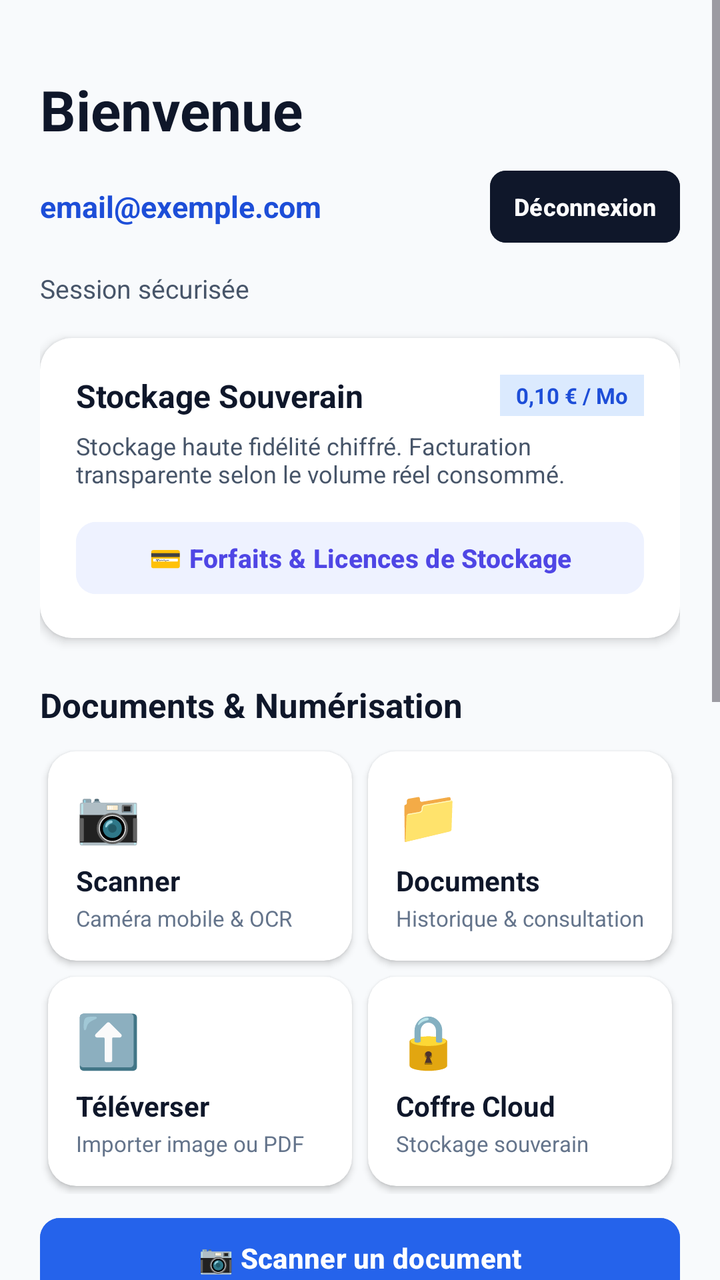
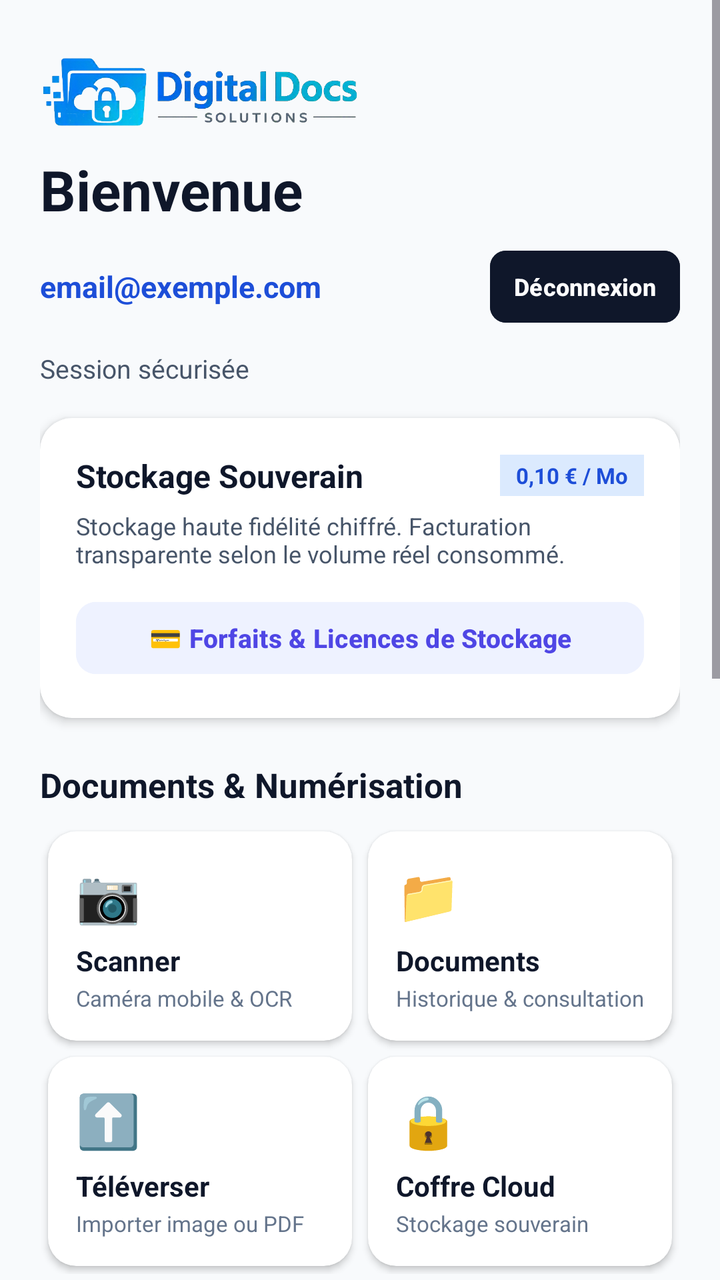

Before-and-after screenshots of an Android layout around one commit, followed by the original layout XML and the change that was made.
<!-- AndroidManifest.xml: application theme Theme.ResilinerDDS -->
<!-- res/layout/activity_dashboard.xml -->
<?xml version="1.0" encoding="utf-8"?>
<ScrollView xmlns:android="http://schemas.android.com/apk/res/android"
    xmlns:app="http://schemas.android.com/apk/res-auto"
    android:layout_width="match_parent"
    android:layout_height="match_parent"
    android:background="@color/soft_gray"
    android:clipToPadding="false"
    android:fillViewport="true">

    <LinearLayout
        android:layout_width="match_parent"
        android:layout_height="wrap_content"
        android:orientation="vertical"
        android:padding="20dp"
        android:paddingBottom="40dp">

        
        
        
        <TextView
            android:id="@+id/welcomeTitle"
            android:layout_width="match_parent"
            android:layout_height="wrap_content"
            android:layout_marginTop="16dp"
            android:text="Bienvenue"
            android:textColor="@color/slate_900"
            android:textSize="28sp"
            android:textStyle="bold" />

        <LinearLayout
            android:layout_width="match_parent"
            android:layout_height="wrap_content"
            android:layout_marginTop="8dp"
            android:gravity="center_vertical"
            android:orientation="horizontal">

            <TextView
                android:id="@+id/userEmailText"
                android:layout_width="0dp"
                android:layout_height="wrap_content"
                android:layout_weight="1"
                android:ellipsize="end"
                android:maxLines="1"
                android:text="email@exemple.com"
                android:textColor="@color/primary_blue_dark"
                android:textSize="15sp"
                android:textStyle="bold" />

            <Button
                android:id="@+id/logoutButton"
                android:layout_width="wrap_content"
                android:layout_height="44dp"
                android:layout_marginStart="8dp"
                android:backgroundTint="@color/slate_900"
                android:minWidth="0dp"
                android:paddingHorizontal="12dp"
                android:text="Déconnexion"
                android:textAllCaps="false"
                android:textColor="@color/white"
                android:textSize="12sp"
                android:textStyle="bold"
                app:cornerRadius="8dp" />
        </LinearLayout>

        <TextView
            android:id="@+id/tokenLabel"
            android:layout_width="match_parent"
            android:layout_height="wrap_content"
            android:layout_marginTop="10dp"
            android:text="Session sécurisée"
            android:textColor="@color/slate_600"
            android:textSize="13sp" />

        
        
        
        <androidx.cardview.widget.CardView
            android:layout_width="match_parent"
            android:layout_height="wrap_content"
            android:layout_marginTop="16dp"
            app:cardBackgroundColor="@color/white"
            app:cardCornerRadius="16dp"
            app:cardElevation="3dp">

            <LinearLayout
                android:layout_width="match_parent"
                android:layout_height="wrap_content"
                android:orientation="vertical"
                android:padding="18dp">

                <LinearLayout
                    android:layout_width="match_parent"
                    android:layout_height="wrap_content"
                    android:gravity="center_vertical"
                    android:orientation="horizontal">

                    <TextView
                        android:layout_width="0dp"
                        android:layout_height="wrap_content"
                        android:layout_weight="1"
                        android:text="Stockage Souverain"
                        android:textColor="@color/slate_900"
                        android:textSize="16sp"
                        android:textStyle="bold" />

                    <TextView
                        android:layout_width="wrap_content"
                        android:layout_height="wrap_content"
                        android:background="@color/primary_blue_light"
                        android:paddingHorizontal="8dp"
                        android:paddingVertical="3dp"
                        android:text="0,10 € / Mo"
                        android:textColor="@color/primary_blue_dark"
                        android:textSize="11sp"
                        android:textStyle="bold" />
                </LinearLayout>

                <TextView
                    android:layout_width="match_parent"
                    android:layout_height="wrap_content"
                    android:layout_marginTop="6dp"
                    android:text="Stockage haute fidélité chiffré. Facturation transparente selon le volume réel consommé."
                    android:textColor="@color/slate_600"
                    android:textSize="12sp" />

                <Button
                    android:id="@+id/plansButton"
                    style="@style/Widget.Material3.Button.TonalButton"
                    android:layout_width="match_parent"
                    android:layout_height="44dp"
                    android:layout_marginTop="12dp"
                    android:backgroundTint="@color/indigo_50"
                    android:text="💳 Forfaits &amp; Licences de Stockage"
                    android:textAllCaps="false"
                    android:textColor="@color/indigo_600"
                    android:textSize="13sp"
                    android:textStyle="bold"
                    app:cornerRadius="10dp" />
            </LinearLayout>
        </androidx.cardview.widget.CardView>

        
        
        
        <TextView
            android:layout_width="match_parent"
            android:layout_height="wrap_content"
            android:layout_marginTop="22dp"
            android:layout_marginBottom="8dp"
            android:text="Documents &amp; Numérisation"
            android:textColor="@color/slate_900"
            android:textSize="17sp"
            android:textStyle="bold" />

        <GridLayout
            android:layout_width="match_parent"
            android:layout_height="wrap_content"
            android:columnCount="2"
            android:useDefaultMargins="true">

            
            <androidx.cardview.widget.CardView
                android:id="@+id/scanCard"
                android:layout_width="0dp"
                android:layout_height="wrap_content"
                android:layout_columnWeight="1"
                android:layout_margin="4dp"
                android:clickable="true"
                android:focusable="true"
                android:foreground="?android:attr/selectableItemBackground"
                app:cardBackgroundColor="@color/white"
                app:cardCornerRadius="14dp"
                app:cardElevation="2dp">

                <LinearLayout
                    android:layout_width="match_parent"
                    android:layout_height="wrap_content"
                    android:orientation="vertical"
                    android:padding="14dp">

                    <TextView
                        android:layout_width="wrap_content"
                        android:layout_height="wrap_content"
                        android:text="📷"
                        android:textSize="26sp" />

                    <TextView
                        android:layout_width="match_parent"
                        android:layout_height="wrap_content"
                        android:layout_marginTop="6dp"
                        android:text="Scanner"
                        android:textColor="@color/slate_900"
                        android:textSize="14sp"
                        android:textStyle="bold" />

                    <TextView
                        android:layout_width="match_parent"
                        android:layout_height="wrap_content"
                        android:layout_marginTop="2dp"
                        android:text="Caméra mobile &amp; OCR"
                        android:textColor="@color/slate_500"
                        android:textSize="11sp" />
                </LinearLayout>
            </androidx.cardview.widget.CardView>

            
            <androidx.cardview.widget.CardView
                android:id="@+id/documentsCard"
                android:layout_width="0dp"
                android:layout_height="wrap_content"
                android:layout_columnWeight="1"
                android:layout_margin="4dp"
                android:clickable="true"
                android:focusable="true"
                android:foreground="?android:attr/selectableItemBackground"
                app:cardBackgroundColor="@color/white"
                app:cardCornerRadius="14dp"
                app:cardElevation="2dp">

                <LinearLayout
                    android:layout_width="match_parent"
                    android:layout_height="wrap_content"
                    android:orientation="vertical"
                    android:padding="14dp">

                    <TextView
                        android:layout_width="wrap_content"
                        android:layout_height="wrap_content"
                        android:text="📁"
                        android:textSize="26sp" />

                    <TextView
                        android:layout_width="match_parent"
                        android:layout_height="wrap_content"
                        android:layout_marginTop="6dp"
                        android:text="Documents"
                        android:textColor="@color/slate_900"
                        android:textSize="14sp"
                        android:textStyle="bold" />

                    <TextView
                        android:layout_width="match_parent"
                        android:layout_height="wrap_content"
                        android:layout_marginTop="2dp"
                        android:text="Historique &amp; consultation"
                        android:textColor="@color/slate_500"
                        android:textSize="11sp" />
                </LinearLayout>
            </androidx.cardview.widget.CardView>

            
            <androidx.cardview.widget.CardView
                android:id="@+id/uploadCard"
                android:layout_width="0dp"
                android:layout_height="wrap_content"
                android:layout_columnWeight="1"
                android:layout_margin="4dp"
                android:clickable="true"
                android:focusable="true"
                android:foreground="?android:attr/selectableItemBackground"
                app:cardBackgroundColor="@color/white"
                app:cardCornerRadius="14dp"
                app:cardElevation="2dp">

                <LinearLayout
                    android:layout_width="match_parent"
                    android:layout_height="wrap_content"
                    android:orientation="vertical"
                    android:padding="14dp">

                    <TextView
                        android:layout_width="wrap_content"
                        android:layout_height="wrap_content"
                        android:text="⬆️"
                        android:textSize="26sp" />

                    <TextView
                        android:layout_width="match_parent"
                        android:layout_height="wrap_content"
                        android:layout_marginTop="6dp"
                        android:text="Téléverser"
                        android:textColor="@color/slate_900"
                        android:textSize="14sp"
                        android:textStyle="bold" />

                    <TextView
                        android:layout_width="match_parent"
                        android:layout_height="wrap_content"
                        android:layout_marginTop="2dp"
                        android:text="Importer image ou PDF"
                        android:textColor="@color/slate_500"
                        android:textSize="11sp" />
                </LinearLayout>
            </androidx.cardview.widget.CardView>

            
            <androidx.cardview.widget.CardView
                android:id="@+id/vaultCard"
                android:layout_width="0dp"
                android:layout_height="wrap_content"
                android:layout_columnWeight="1"
                android:layout_margin="4dp"
                android:clickable="true"
                android:focusable="true"
                android:foreground="?android:attr/selectableItemBackground"
                app:cardBackgroundColor="@color/white"
                app:cardCornerRadius="14dp"
                app:cardElevation="2dp">

                <LinearLayout
                    android:layout_width="match_parent"
                    android:layout_height="wrap_content"
                    android:orientation="vertical"
                    android:padding="14dp">

                    <TextView
                        android:layout_width="wrap_content"
                        android:layout_height="wrap_content"
                        android:text="🔒"
                        android:textSize="26sp" />

                    <TextView
                        android:layout_width="match_parent"
                        android:layout_height="wrap_content"
                        android:layout_marginTop="6dp"
                        android:text="Coffre Cloud"
                        android:textColor="@color/slate_900"
                        android:textSize="14sp"
                        android:textStyle="bold" />

                    <TextView
                        android:layout_width="match_parent"
                        android:layout_height="wrap_content"
                        android:layout_marginTop="2dp"
                        android:text="Stockage souverain"
                        android:textColor="@color/slate_500"
                        android:textSize="11sp" />
                </LinearLayout>
            </androidx.cardview.widget.CardView>
        </GridLayout>

        
        <LinearLayout
            android:layout_width="match_parent"
            android:layout_height="wrap_content"
            android:layout_marginTop="8dp"
            android:orientation="vertical">

            <Button
                android:id="@+id/scanButton"
                android:layout_width="match_parent"
                android:layout_height="48dp"
                android:layout_marginBottom="6dp"
                android:backgroundTint="@color/primary_blue"
                android:text="📷 Scanner un document"
                android:textAllCaps="false"
                android:textColor="@color/white"
                android:textStyle="bold"
                app:cornerRadius="10dp" />

            <Button
                android:id="@+id/documentsButton"
                style="@style/Widget.Material3.Button.OutlinedButton"
                android:layout_width="match_parent"
                android:layout_height="48dp"
                android:layout_marginBottom="6dp"
                android:text="📁 Consulter mes documents"
                android:textAllCaps="false"
                android:textColor="@color/primary_blue"
                android:textStyle="bold"
                app:cornerRadius="10dp" />

            <Button
                android:id="@+id/uploadButton"
                style="@style/Widget.Material3.Button.TonalButton"
                android:layout_width="match_parent"
                android:layout_height="48dp"
                android:backgroundTint="@color/slate_100"
                android:text="⬆️ Téléverser un fichier"
                android:textAllCaps="false"
                android:textColor="@color/slate_800"
                android:textStyle="bold"
                app:cornerRadius="10dp" />
        </LinearLayout>

        
        
        
        <TextView
            android:layout_width="match_parent"
            android:layout_height="wrap_content"
            android:layout_marginTop="22dp"
            android:layout_marginBottom="8dp"
            android:text="Services &amp; Commandes DDS"
            android:textColor="@color/slate_900"
            android:textSize="17sp"
            android:textStyle="bold" />

        <LinearLayout
            android:layout_width="match_parent"
            android:layout_height="wrap_content"
            android:orientation="vertical">

            
            <androidx.cardview.widget.CardView
                android:id="@+id/productsRow"
                android:layout_width="match_parent"
                android:layout_height="wrap_content"
                android:layout_marginBottom="8dp"
                android:clickable="true"
                android:focusable="true"
                android:foreground="?android:attr/selectableItemBackground"
                app:cardBackgroundColor="@color/white"
                app:cardCornerRadius="12dp"
                app:cardElevation="1dp">

                <LinearLayout
                    android:layout_width="match_parent"
                    android:layout_height="wrap_content"
                    android:gravity="center_vertical"
                    android:orientation="horizontal"
                    android:padding="14dp">

                    <TextView
                        android:layout_width="wrap_content"
                        android:layout_height="wrap_content"
                        android:text="📦"
                        android:textSize="22sp" />

                    <LinearLayout
                        android:layout_width="0dp"
                        android:layout_height="wrap_content"
                        android:layout_marginStart="12dp"
                        android:layout_weight="1"
                        android:orientation="vertical">

                        <TextView
                            android:layout_width="wrap_content"
                            android:layout_height="wrap_content"
                            android:text="Nos Produits"
                            android:textColor="@color/slate_900"
                            android:textSize="13sp"
                            android:textStyle="bold" />

                        <TextView
                            android:layout_width="wrap_content"
                            android:layout_height="wrap_content"
                            android:text="OCR, IA, Cloud &amp; État civil"
                            android:textColor="@color/slate_500"
                            android:textSize="11sp" />
                    </LinearLayout>

                    <TextView
                        android:layout_width="wrap_content"
                        android:layout_height="wrap_content"
                        android:text="→"
                        android:textColor="@color/slate_400"
                        android:textSize="16sp" />
                </LinearLayout>
            </androidx.cardview.widget.CardView>

            
            <androidx.cardview.widget.CardView
                android:id="@+id/orderRow"
                android:layout_width="match_parent"
                android:layout_height="wrap_content"
                android:layout_marginBottom="8dp"
                android:clickable="true"
                android:focusable="true"
                android:foreground="?android:attr/selectableItemBackground"
                app:cardBackgroundColor="@color/white"
                app:cardCornerRadius="12dp"
                app:cardElevation="1dp">

                <LinearLayout
                    android:layout_width="match_parent"
                    android:layout_height="wrap_content"
                    android:gravity="center_vertical"
                    android:orientation="horizontal"
                    android:padding="14dp">

                    <TextView
                        android:layout_width="wrap_content"
                        android:layout_height="wrap_content"
                        android:text="📝"
                        android:textSize="22sp" />

                    <LinearLayout
                        android:layout_width="0dp"
                        android:layout_height="wrap_content"
                        android:layout_marginStart="12dp"
                        android:layout_weight="1"
                        android:orientation="vertical">

                        <TextView
                            android:layout_width="wrap_content"
                            android:layout_height="wrap_content"
                            android:text="Bon de Commande"
                            android:textColor="@color/slate_900"
                            android:textSize="13sp"
                            android:textStyle="bold" />

                        <TextView
                            android:layout_width="wrap_content"
                            android:layout_height="wrap_content"
                            android:text="Passer commande de produits DDS"
                            android:textColor="@color/slate_500"
                            android:textSize="11sp" />
                    </LinearLayout>

                    <TextView
                        android:layout_width="wrap_content"
                        android:layout_height="wrap_content"
                        android:text="→"
                        android:textColor="@color/slate_400"
                        android:textSize="16sp" />
                </LinearLayout>
            </androidx.cardview.widget.CardView>

            
            <androidx.cardview.widget.CardView
                android:id="@+id/quoteRow"
                android:layout_width="match_parent"
                android:layout_height="wrap_content"
                android:layout_marginBottom="8dp"
                android:clickable="true"
                android:focusable="true"
                android:foreground="?android:attr/selectableItemBackground"
                app:cardBackgroundColor="@color/white"
                app:cardCornerRadius="12dp"
                app:cardElevation="1dp">

                <LinearLayout
                    android:layout_width="match_parent"
                    android:layout_height="wrap_content"
                    android:gravity="center_vertical"
                    android:orientation="horizontal"
                    android:padding="14dp">

                    <TextView
                        android:layout_width="wrap_content"
                        android:layout_height="wrap_content"
                        android:text="💬"
                        android:textSize="22sp" />

                    <LinearLayout
                        android:layout_width="0dp"
                        android:layout_height="wrap_content"
                        android:layout_marginStart="12dp"
                        android:layout_weight="1"
                        android:orientation="vertical">

                        <TextView
                            android:layout_width="wrap_content"
                            android:layout_height="wrap_content"
                            android:text="Demande de Devis"
                            android:textColor="@color/slate_900"
                            android:textSize="13sp"
                            android:textStyle="bold" />

                        <TextView
                            android:layout_width="wrap_content"
                            android:layout_height="wrap_content"
                            android:text="Étude personnalisée de votre projet"
                            android:textColor="@color/slate_500"
                            android:textSize="11sp" />
                    </LinearLayout>

                    <TextView
                        android:layout_width="wrap_content"
                        android:layout_height="wrap_content"
                        android:text="→"
                        android:textColor="@color/slate_400"
                        android:textSize="16sp" />
                </LinearLayout>
            </androidx.cardview.widget.CardView>

            
            <androidx.cardview.widget.CardView
                android:id="@+id/apiRow"
                android:layout_width="match_parent"
                android:layout_height="wrap_content"
                android:layout_marginBottom="8dp"
                android:clickable="true"
                android:focusable="true"
                android:foreground="?android:attr/selectableItemBackground"
                app:cardBackgroundColor="@color/white"
                app:cardCornerRadius="12dp"
                app:cardElevation="1dp">

                <LinearLayout
                    android:layout_width="match_parent"
                    android:layout_height="wrap_content"
                    android:gravity="center_vertical"
                    android:orientation="horizontal"
                    android:padding="14dp">

                    <TextView
                        android:layout_width="wrap_content"
                        android:layout_height="wrap_content"
                        android:text="⚡"
                        android:textSize="22sp" />

                    <LinearLayout
                        android:layout_width="0dp"
                        android:layout_height="wrap_content"
                        android:layout_marginStart="12dp"
                        android:layout_weight="1"
                        android:orientation="vertical">

                        <TextView
                            android:layout_width="wrap_content"
                            android:layout_height="wrap_content"
                            android:text="API Souveraine"
                            android:textColor="@color/slate_900"
                            android:textSize="13sp"
                            android:textStyle="bold" />

                        <TextView
                            android:layout_width="wrap_content"
                            android:layout_height="wrap_content"
                            android:text="Documentation technique développeurs"
                            android:textColor="@color/slate_500"
                            android:textSize="11sp" />
                    </LinearLayout>

                    <TextView
                        android:layout_width="wrap_content"
                        android:layout_height="wrap_content"
                        android:text="→"
                        android:textColor="@color/slate_400"
                        android:textSize="16sp" />
                </LinearLayout>
            </androidx.cardview.widget.CardView>
        </LinearLayout>

        
        
        
        <Button
            android:id="@+id/viewHomeButton"
            style="@style/Widget.Material3.Button.TonalButton"
            android:layout_width="match_parent"
            android:layout_height="44dp"
            android:layout_marginTop="16dp"
            android:backgroundTint="@color/slate_100"
            android:text="🏠 Revoir la présentation du site"
            android:textAllCaps="false"
            android:textColor="@color/slate_700"
            android:textSize="13sp"
            app:cornerRadius="10dp" />

        
        
        
        <LinearLayout
            android:id="@+id/adminMenuSection"
            android:layout_width="match_parent"
            android:layout_height="wrap_content"
            android:layout_marginTop="24dp"
            android:background="@color/slate_900"
            android:orientation="vertical"
            android:padding="18dp"
            android:visibility="gone">

            <TextView
                android:layout_width="match_parent"
                android:layout_height="wrap_content"
                android:text="👑 Administration DDS"
                android:textColor="@color/amber_gold"
                android:textSize="16sp"
                android:textStyle="bold" />

            <Button
                android:id="@+id/billingButton"
                android:layout_width="match_parent"
                android:layout_height="48dp"
                android:layout_marginTop="10dp"
                android:backgroundTint="@color/dark_blue_surface"
                android:gravity="start|center_vertical"
                android:text="💳 Facturation &amp; Règlements"
                android:textAllCaps="false"
                android:textColor="@color/white"
                app:cornerRadius="8dp" />

            <Button
                android:id="@+id/accountingButton"
                android:layout_width="match_parent"
                android:layout_height="48dp"
                android:layout_marginTop="6dp"
                android:backgroundTint="@color/dark_blue_surface"
                android:gravity="start|center_vertical"
                android:text="📈 Comptabilité &amp; Rapports"
                android:textAllCaps="false"
                android:textColor="@color/white"
                app:cornerRadius="8dp" />

            <Button
                android:id="@+id/usersButton"
                android:layout_width="match_parent"
                android:layout_height="48dp"
                android:layout_marginTop="6dp"
                android:backgroundTint="@color/dark_blue_surface"
                android:gravity="start|center_vertical"
                android:text="👥 Gestion des Utilisateurs"
                android:textAllCaps="false"
                android:textColor="@color/white"
                app:cornerRadius="8dp" />

            <Button
                android:id="@+id/bannersButton"
                android:layout_width="match_parent"
                android:layout_height="48dp"
                android:layout_marginTop="6dp"
                android:backgroundTint="@color/dark_blue_surface"
                android:gravity="start|center_vertical"
                android:text="🖼️ Bannières d’accueil"
                android:textAllCaps="false"
                android:textColor="@color/white"
                app:cornerRadius="8dp" />
        </LinearLayout>

    </LinearLayout>
</ScrollView>
<!-- resources referenced by this layout -->
<resources>
  <color name="amber_gold">#F59E0B</color>
  <color name="dark_blue_surface">#1E293B</color>
  <color name="indigo_50">#EEF2FF</color>
  <color name="indigo_600">#4F46E5</color>
  <color name="primary_blue">#2563EB</color>
  <color name="primary_blue_dark">#1D4ED8</color>
  <color name="primary_blue_light">#DBEAFE</color>
  <color name="slate_100">#F1F5F9</color>
  <color name="slate_400">#94A3B8</color>
  <color name="slate_500">#64748B</color>
  <color name="slate_600">#475569</color>
  <color name="slate_700">#334155</color>
  <color name="slate_800">#1E293B</color>
  <color name="slate_900">#0F172A</color>
  <color name="soft_gray">#F8FAFC</color>
  <color name="white">#FFFFFF</color>
  <style name="Theme.ResilinerDDS" parent="Theme.Material3.DayNight.NoActionBar">
          <item name="colorPrimary">@color/primary_blue</item>
          <item name="colorPrimaryVariant">@color/primary_blue_dark</item>
          <item name="colorOnPrimary">@color/white</item>
          <item name="android:statusBarColor">@color/dark_blue</item>
          <item name="android:navigationBarColor">@color/dark_blue</item>
          <item name="android:windowBackground">@color/soft_gray</item>
          <item name="colorSurface">@color/card_bg</item>
          <item name="colorOnSurface">@color/text_primary</item>
      </style>
  <color name="dark_blue">#0F172A</color>
  <color name="card_bg">#FFFFFF</color>
  <color name="text_primary">#0F172A</color>
</resources>

<!-- the commit's change to res/layout/activity_dashboard.xml (unified diff, before → after) -->
@@ -14,14 +14,19 @@
         android:padding="20dp"
         android:paddingBottom="40dp">
 
-        
-        
-        
+        <ImageView
+            android:layout_width="160dp"
+            android:layout_height="36dp"
+            android:layout_marginTop="8dp"
+            android:adjustViewBounds="true"
+            android:scaleType="fitStart"
+            android:src="@drawable/logo_digitaldocs" />
+
         <TextView
             android:id="@+id/welcomeTitle"
             android:layout_width="match_parent"
             android:layout_height="wrap_content"
-            android:layout_marginTop="16dp"
+            android:layout_marginTop="12dp"
             android:text="Bienvenue"
             android:textColor="@color/slate_900"
             android:textSize="28sp"
<!-- resource entries referenced after the edit -->
@@ -16,6 +16,7 @@
   <color name="slate_900">#0F172A</color>
   <color name="soft_gray">#F8FAFC</color>
   <color name="white">#FFFFFF</color>
+  <!-- drawable logo_digitaldocs: png bitmap (drawable, 167340 bytes) -->
   <style name="Theme.ResilinerDDS" parent="Theme.Material3.DayNight.NoActionBar">
           <item name="colorPrimary">@color/primary_blue</item>
           <item name="colorPrimaryVariant">@color/primary_blue_dark</item>
